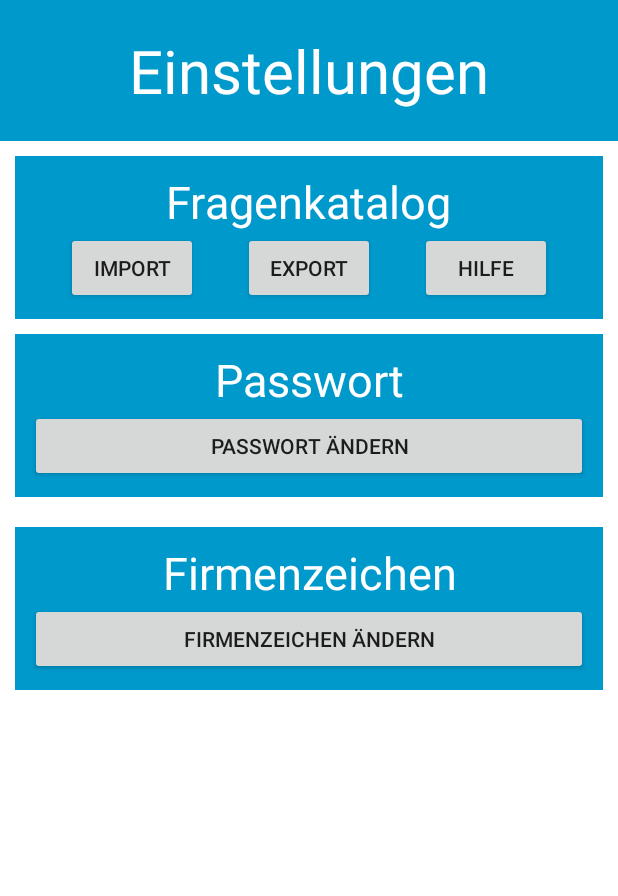
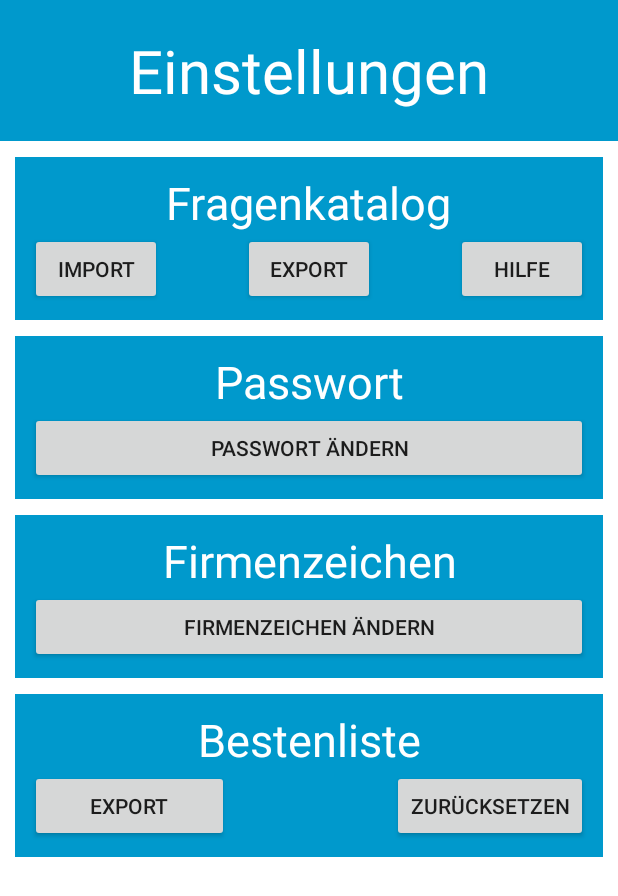
Before and after one commit to Amreink/Questionaire, an Android app: the SettingsActivity screen opened directly, with no data from a screen before it, after a tap on "BESTÄTIGEN", on a phone screen of 412 x 824 dp. Shown: the top 896 px of the screen. Run offline under Robolectric (Android 15) with nearby library versions, the phone set to English and light mode, and no system bars.

```diff
--- a/app/src/main/res/layout/activity_settings.xml
+++ b/app/src/main/res/layout/activity_settings.xml
@@ -11,75 +11,79 @@
         android:id="@+id/textView_settings"
         android:layout_width="match_parent"
         android:layout_height="wrap_content"
+        android:layout_marginBottom="5dp"
+        android:background="@android:color/holo_blue_dark"
+        android:padding="20dp"
         android:text="@string/settings"
         android:textAlignment="center"
-        android:textSize="40sp"
-        android:layout_marginBottom="10sp"
         android:textColor="@android:color/background_light"
-        android:padding="20sp"
-        android:background="@android:color/holo_blue_dark"/>
+        android:textSize="40sp" />
 
     <RelativeLayout
+        android:id="@+id/relativeLayoutXML"
         android:layout_width="match_parent"
         android:layout_height="wrap_content"
-        android:padding="10sp"
+        android:layout_marginLeft="10dp"
+        android:layout_marginRight="10dp"
+        android:layout_marginBottom="5dp"
+        android:layout_marginTop="5dp"
+        android:background="@android:color/holo_blue_dark"
         android:clickable="false"
-        android:background="@android:color/holo_blue_dark"
-        android:id="@+id/relativeLayoutXML"
-        android:layout_marginRight="10sp"
-        android:layout_below="@+id/textView_settings"
-        android:layout_alignStart="@+id/relativeLayoutPassword">
+        android:padding="10dp"
+        android:layout_below="@+id/textView_settings">
 
         <Button
-            android:text="@string/xml_import"
+            android:id="@+id/button_importXML"
             android:layout_width="wrap_content"
             android:layout_height="wrap_content"
-            android:id="@+id/button_importXML"
+            android:layout_alignParentLeft="true"
             android:layout_below="@+id/textView_XML"
-            android:layout_toLeftOf="@+id/button_exportXML"
-            android:layout_marginRight="30sp"/>
+            android:layout_marginRight="30dp"
+            android:text="@string/xml_import" />
 
         <Button
-            android:text="@string/xml_help"
+            android:id="@+id/button_helpXML"
+            android:layout_width="wrap_content"
+            android:layout_height="wrap_content"
+            android:layout_alignParentRight="true"
+            android:layout_below="@+id/textView_XML"
+            android:layout_marginLeft="30dp"
+            android:text="@string/xml_help" />
+
+        <Button
+            android:id="@+id/button_exportXML"
             android:layout_width="wrap_content"
             android:layout_height="wrap_content"
             android:layout_below="@+id/textView_XML"
-            android:layout_toRightOf="@+id/button_exportXML"
-            android:id="@+id/button_helpXML"
-            android:layout_marginLeft="30sp"/>
+            android:layout_centerHorizontal="true"
+            android:text="@string/export" />
 
-        <Button
-            android:text="@string/xml_export"
+        <TextView
+            android:id="@+id/textView_XML"
             android:layout_width="wrap_content"
             android:layout_height="wrap_content"
-            android:layout_below="@+id/textView_XML"
-            android:id="@+id/button_exportXML"
-            android:layout_centerHorizontal="true" />
-
-        <TextView
-            android:layout_width="wrap_content"
-            android:layout_height="wrap_content"
-            android:id="@+id/textView_XML"
-            android:text="@string/xml"
-            android:textSize="30sp"
             android:layout_alignParentTop="true"
             android:layout_centerHorizontal="true"
             android:ellipsize="none"
-            android:textColor="@android:color/background_light" />
+            android:text="@string/xml"
+            android:textColor="@android:color/background_light"
+            android:textSize="30sp"
+            android:textAlignment="center"/>
 
     </RelativeLayout>
 
     <RelativeLayout
+        android:id="@+id/relativeLayoutPassword"
         android:layout_width="match_parent"
         android:layout_height="wrap_content"
-        android:layout_margin="10sp"
-        android:padding="10sp"
+        android:layout_below="@+id/relativeLayoutXML"
+        android:layout_marginBottom="5dp"
+        android:layout_marginLeft="10dp"
+        android:layout_marginRight="10dp"
+        android:layout_marginTop="5dp"
+        android:background="@android:color/holo_blue_dark"
         android:clickable="false"
-        android:background="@android:color/holo_blue_dark"
-        android:id="@+id/relativeLayoutPassword"
-        android:layout_below="@+id/relativeLayoutXML"
-        android:layout_alignParentLeft="true"
-        android:layout_alignParentStart="true">
+        android:padding="10dp">
 
         <TextView
             android:id="@+id/textView_password"
@@ -99,16 +103,17 @@
     </RelativeLayout>
 
     <RelativeLayout
+        android:id="@+id/relativeLayoutLogo"
         android:layout_width="match_parent"
         android:layout_height="wrap_content"
-        android:layout_margin="10sp"
-        android:padding="10sp"
+        android:layout_below="@+id/relativeLayoutPassword"
+        android:layout_marginBottom="5dp"
+        android:layout_marginLeft="10dp"
+        android:layout_marginRight="10dp"
+        android:layout_marginTop="5dp"
+        android:background="@android:color/holo_blue_dark"
         android:clickable="false"
-        android:background="@android:color/holo_blue_dark"
-        android:id="@+id/relativeLayoutLogo"
-        android:layout_below="@+id/relativeLayoutPassword"
-        android:layout_alignParentLeft="true"
-        android:layout_alignParentStart="true">
+        android:padding="10dp">
 
         <TextView
             android:id="@+id/textView_logo"
@@ -127,4 +132,45 @@
             android:text="@string/change_logo" />
     </RelativeLayout>
 
+    <RelativeLayout
+        android:id="@+id/relativeLayoutLeaderboard"
+        android:layout_width="match_parent"
+        android:layout_height="wrap_content"
+        android:layout_below="@+id/relativeLayoutLogo"
+        android:layout_marginBottom="5dp"
+        android:layout_marginLeft="10dp"
+        android:layout_marginRight="10dp"
+        android:layout_marginTop="5dp"
+        android:background="@android:color/holo_blue_dark"
+        android:clickable="false"
+        android:padding="10dp">
+
+        <TextView
+            android:id="@+id/textView_leaderboard"
+            android:layout_width="match_parent"
+            android:layout_height="wrap_content"
+            android:text="@string/leaderboard"
+            android:textAlignment="center"
+            android:textColor="@android:color/background_light"
+            android:textSize="30sp" />
+
+        <Button
+            android:id="@+id/button_leaderboardReset"
+            android:layout_width="wrap_content"
+            android:layout_height="wrap_content"
+            android:layout_alignParentRight="true"
+            android:layout_below="@+id/textView_leaderboard"
+            android:text="@string/reset" />
+
+        <Button
+            android:id="@+id/button_settingsLeaderboardExport"
+            android:layout_width="wrap_content"
+            android:layout_height="wrap_content"
+            android:paddingRight="40dp"
+            android:paddingLeft="40dp"
+            android:layout_alignParentLeft="true"
+            android:layout_below="@+id/textView_leaderboard"
+            android:text="@string/export"
+            android:textAlignment="center"/>
+    </RelativeLayout>
 </RelativeLayout>
--- a/app/src/main/res/values/strings.xml
+++ b/app/src/main/res/values/strings.xml
@@ -8,7 +8,7 @@
     <string name="xml">Fragenkatalog</string>
     <string name="xml_import">Import</string>
     <string name="xml_help">Hilfe</string>
-    <string name="xml_export">Export</string>
+    <string name="export">Export</string>
     <string name="xml_path">Dateipfad</string>
     <string name="enter_password">Passworteingabe</string>
     <string name="setup_password">Passwort festlegen</string>
@@ -31,15 +31,17 @@
     <string name="result">Ergebnis:</string>
     <string name="skip">Überspringen</string>
     <string name="help">Hilfe</string>
+    <string name="reset">Zurücksetzen</string>
 
-    <string name="help_textHelp">Beim ersten Aufrufen der Einstellungen müssen Sie ein Passwort
+    <string name="help_main">Beim ersten Aufrufen der "Einstellungen" müssen Sie ein Passwort
         festlegen. Vergessen Sie das Passwort nicht, es schützt Ihre Einstellungen vor unbefugten Änderungen.\n\n
-        Um das Quiz starten zu können müssen Sie zunächst in den Einstellungen einen Fragenkatalog importieren.
-        Genauere Anweisungen finden Sie in den Einstellungen unter Fragenkatalog.
+        Um das Quiz starten zu können müssen Sie zunächst in den "Einstellungen" einen Fragenkatalog importieren.
+        Genauere Anweisungen finden Sie in den "Einstellungen" unter "Fragenkatalog".
     </string>
 
-    <string name="help_textXML">Hier Schema für den Aufbau eines eigenen Fragenkataloges hinterlegen.
-    </string>
+    <string name="help_xml">Um einen Fragenkatalog zu importieren tippen Sie bitte auf "Import". Suchen
+        Sie anschließend mit dem Datei-Browser die gewünschte XML-Datei.\n\n
+        Fragenkatalog-Schema:</string>
 
     <string name="ok">Alles klar!</string>
 </resources>
```
Also changed, not shown: app/src/main/assets/xml_test.xml (+7 -7 lines), app/src/main/java/tkapps/questionaire/MainActivity.java (+5 -4 lines), app/src/main/java/tkapps/questionaire/SettingsActivity.java (+21 -1 lines), app/src/main/res/layout/activity_help.xml (+37 -21 lines), app/src/main/res/drawable/interrogation_help.png (added), 137 other files.
